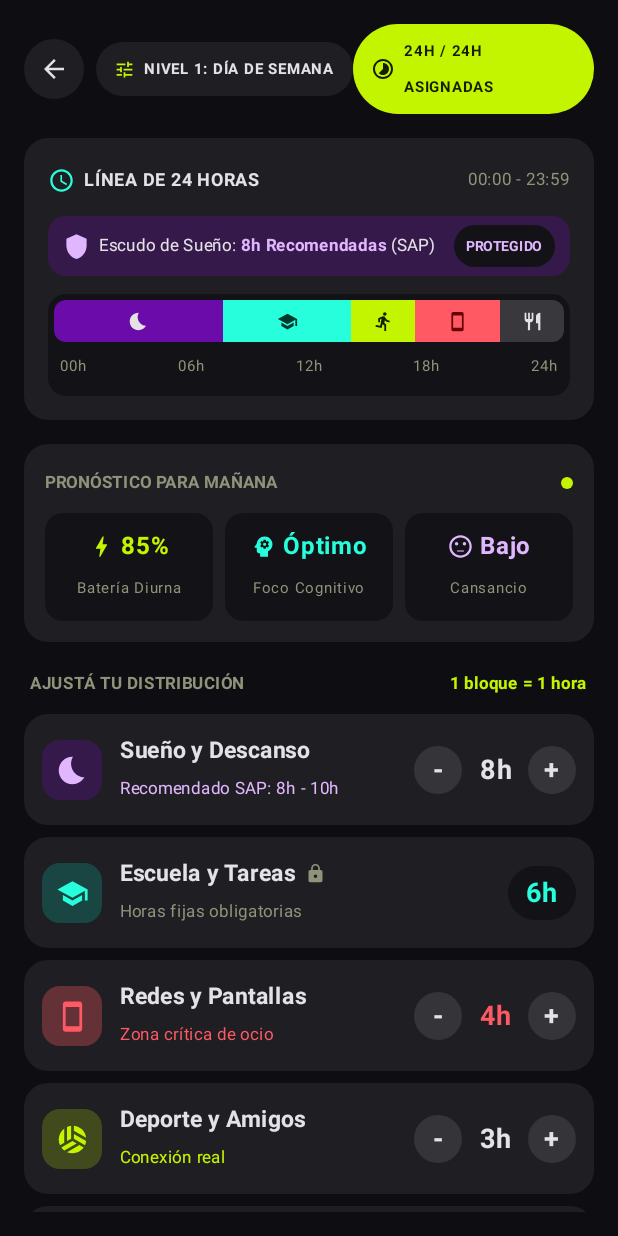
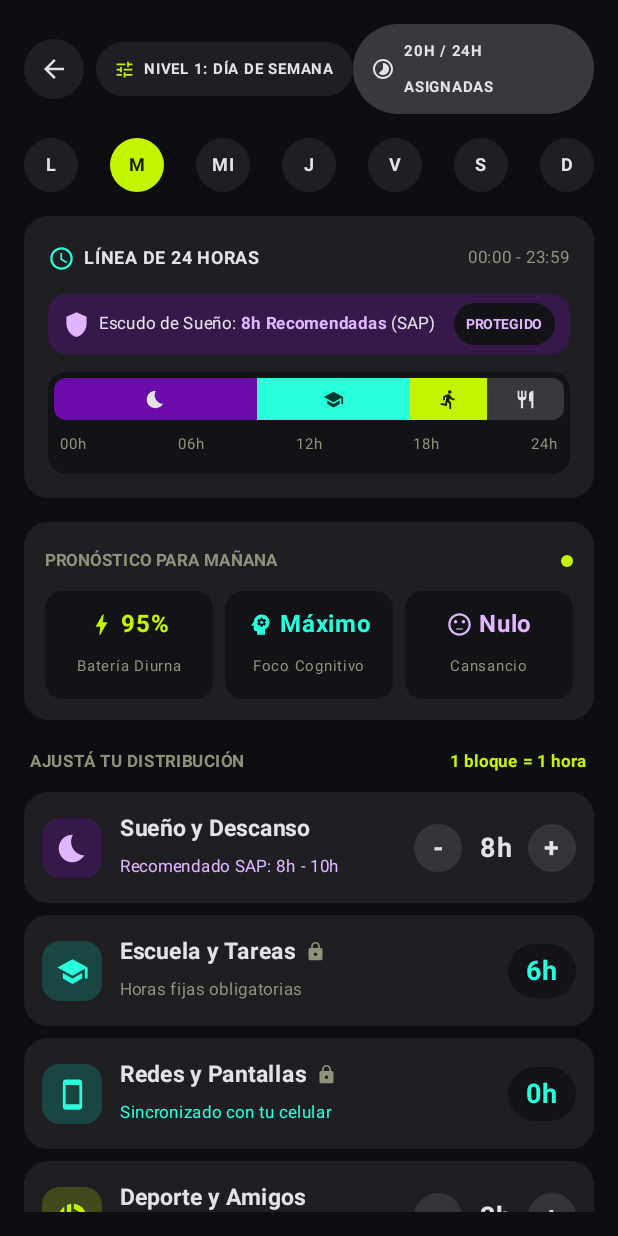
Before and after one commit to edi4518/bienestar-digital-android, an Android app built with Jetpack Compose: the Organizador24hScreen screen opened through its navigation route, on a phone screen of 412 x 824 dp. Run offline under Robolectric (Android 15) with nearby library versions, the phone set to English and light mode, and no system bars.

Commit message:
feat: implementar guardado por dia en organizador y automatizar obtencion de tiempo real de pantalla en organizador24h

```diff
--- a/app/src/main/java/com/example/bienestar_digital_android/MainActivity.kt
+++ b/app/src/main/java/com/example/bienestar_digital_android/MainActivity.kt
@@ -187,9 +187,14 @@ class MainActivity : ComponentActivity() {
                             val viewModel: Organizador24hViewModel = viewModel()
                             val uiState by viewModel.uiState.collectAsStateWithLifecycle()
 
+                            LaunchedEffect(Unit) {
+                                viewModel.initData(context)
+                            }
+
                             Organizador24hScreen(
                                 uiState = uiState,
-                                onCambiarHoras = { actividad, delta -> viewModel.cambiarHoras(actividad, delta) },
+                                onSeleccionarDia = { diaIndex -> viewModel.seleccionarDia(context, diaIndex) },
+                                onCambiarHoras = { actividad, delta -> viewModel.cambiarHoras(context, actividad, delta) },
                                 onSimularClick = { viewModel.simularJornada() },
                                 onAnalizarUsoRealClick = { viewModel.verificarYAnalizarUsoReal(context) },
                                 onSolicitarPermisoClick = { viewModel.solicitarPermisoUso(context) },
--- a/app/src/main/java/com/example/bienestar_digital_android/feature/organizador24h/Organizador24hUiState.kt
+++ b/app/src/main/java/com/example/bienestar_digital_android/feature/organizador24h/Organizador24hUiState.kt
@@ -1,7 +1,10 @@
 package com.example.bienestar_digital_android.feature.organizador24h
 
 data class Organizador24hUiState (
-    // Datos de Usuario de manera predeterminada según spec
+    // Día seleccionado (0=L, 1=M, 2=MI, 3=J, 4=V, 5=S, 6=D)
+    val diaSeleccionado: Int = 0,
+
+    // Datos de Usuario de manera predeterminada según spec (para el día seleccionado)
     val horasSuenio: Int = 8,
     val horasEscuela: Int = 6,
     val horasPantalla: Int = 4,
@@ -9,6 +12,9 @@ data class Organizador24hUiState (
     val horasComidas: Int = 3,
     val horasEstudio: Int = 0,
     val horasSocial: Int = 3,
+
+    // Automatización con uso real
+    val esPantallaAutomatica: Boolean = false,
 
     // Total de las horas del día
     val totalAsignadas: Int = 24,
--- a/app/src/main/java/com/example/bienestar_digital_android/feature/organizador24h/Organizador24hView.kt
+++ b/app/src/main/java/com/example/bienestar_digital_android/feature/organizador24h/Organizador24hView.kt
@@ -55,6 +55,7 @@ private val SurfaceBright = Color(0xFF39393D)
 @Composable
 fun Organizador24hScreen(
     uiState: Organizador24hUiState,
+    onSeleccionarDia: (Int) -> Unit,
     onCambiarHoras: (String, Int) -> Unit,
     onSimularClick: () -> Unit,
     onAnalizarUsoRealClick: () -> Unit = {},
@@ -143,6 +144,36 @@ fun Organizador24hScreen(
                     fontWeight = FontWeight.Bold,
                     color = chipTextColor
                 )
+            }
+        }
+
+        // 1.5. Selector de Días de la Semana
+        Row(
+            modifier = Modifier.fillMaxWidth(),
+            horizontalArrangement = Arrangement.SpaceBetween,
+            verticalAlignment = Alignment.CenterVertically
+        ) {
+            val dias = listOf("L", "M", "MI", "J", "V", "S", "D")
+            dias.forEachIndexed { index, dia ->
+                val isSelected = uiState.diaSeleccionado == index
+                val bgColor = if (isSelected) PrimaryFixed else SurfaceContainer
+                val textColor = if (isSelected) OnPrimaryFixed else TextOnSurface
+
+                Box(
+                    modifier = Modifier
+                        .size(36.dp)
+                        .background(bgColor, CircleShape)
+                        .clip(CircleShape)
+                        .clickable { onSeleccionarDia(index) },
+                    contentAlignment = Alignment.Center
+                ) {
+                    Text(
+                        text = dia,
+                        fontSize = 12.sp,
+                        fontWeight = FontWeight.Bold,
+                        color = textColor
+                    )
+                }
             }
         }
 
@@ -452,6 +483,7 @@ fun Organizador24hScreen(
                 icon = Icons.Default.Bedtime,
                 iconBg = Color(0x4D6A0BAA),
                 iconColor = PurpleText,
+                puedesSumar = uiState.totalAsignadas < 24,
                 onMinus = { onCambiarHoras("suenio", -1) },
                 onPlus = { onCambiarHoras("suenio", 1) }
             )
@@ -469,16 +501,19 @@ fun Organizador24hScreen(
                 fijoLockIcon = true
             )
 
-            // Tarjeta 3: Redes y Pantallas (Zona crítica)
+            // Tarjeta 3: Redes y Pantallas (Zona crítica o Sincronizado)
             TarjetaAsignacionItem(
                 titulo = "Redes y Pantallas",
-                subtitulo = "Zona crítica de ocio",
-                subtituloColor = RedError,
+                subtitulo = if (uiState.esPantallaAutomatica) "Sincronizado con tu celular" else "Zona crítica de ocio",
+                subtituloColor = if (uiState.esPantallaAutomatica) SecondaryFixed else RedError,
                 horas = uiState.horasPantalla,
-                horasColor = RedError,
+                horasColor = if (uiState.esPantallaAutomatica) SecondaryFixed else RedError,
                 icon = Icons.Default.Smartphone,
-                iconBg = Color(0x4DFF5964),
-                iconColor = RedError,
+                iconBg = if (uiState.esPantallaAutomatica) Color(0x3300DFC1) else Color(0x4DFF5964),
+                iconColor = if (uiState.esPantallaAutomatica) SecondaryFixed else RedError,
+                puedesSumar = uiState.totalAsignadas < 24 && !uiState.esPantallaAutomatica,
+                esFijo = uiState.esPantallaAutomatica,
+                fijoLockIcon = uiState.esPantallaAutomatica,
                 onMinus = { onCambiarHoras("pantalla", -1) },
                 onPlus = { onCambiarHoras("pantalla", 1) }
             )
@@ -492,6 +527,7 @@ fun Organizador24hScreen(
                 icon = Icons.Default.SportsVolleyball,
                 iconBg = Color(0x33C3F400),
                 iconColor = PrimaryFixed,
+                puedesSumar = uiState.totalAsignadas < 24,
                 onMinus = { onCambiarHoras("deporte", -1) },
                 onPlus = { onCambiarHoras("deporte", 1) }
             )
@@ -505,6 +541,7 @@ fun Organizador24hScreen(
                 icon = Icons.Default.Restaurant,
                 iconBg = SurfaceBright,
                 iconColor = TextOnSurface,
+                puedesSumar = uiState.totalAsignadas < 24,
                 onMinus = { onCambiarHoras("comidas", -1) },
                 onPlus = { onCambiarHoras("comidas", 1) }
             )
@@ -1113,6 +1150,7 @@ fun TarjetaAsignacionItem(
     horasColor: Color = TextOnSurface,
     esFijo: Boolean = false,
     fijoLockIcon: Boolean = false,
+    puedesSumar: Boolean = true,
     onMinus: () -> Unit = {},
     onPlus: () -> Unit = {}
 ) {
@@ -1185,6 +1223,7 @@ fun TarjetaAsignacionItem(
                 )
             }
         } else {
+            val canMinus = horas > 0
             Row(
                 horizontalArrangement = Arrangement.spacedBy(8.dp),
                 verticalAlignment = Alignment.CenterVertically
@@ -1192,11 +1231,11 @@ fun TarjetaAsignacionItem(
                 Box(
                     modifier = Modifier
                         .size(32.dp)
-                        .background(SurfaceContainerHighest, CircleShape)
-                        .clickable { onMinus() },
+                        .background(if (canMinus) SurfaceContainerHighest else SurfaceContainerHighest.copy(alpha = 0.5f), CircleShape)
+                        .then(if (canMinus) Modifier.clickable { onMinus() } else Modifier),
                     contentAlignment = Alignment.Center
                 ) {
-                    Text(text = "-", color = TextOnSurface, fontSize = 18.sp, fontWeight = FontWeight.Bold)
+                    Text(text = "-", color = if (canMinus) TextOnSurface else TextOnSurface.copy(alpha = 0.5f), fontSize = 18.sp, fontWeight = FontWeight.Bold)
                 }
 
                 Text(
@@ -1211,11 +1250,11 @@ fun TarjetaAsignacionItem(
                 Box(
                     modifier = Modifier
                         .size(32.dp)
-                        .background(SurfaceContainerHighest, CircleShape)
-                        .clickable { onPlus() },
+                        .background(if (puedesSumar) SurfaceContainerHighest else SurfaceContainerHighest.copy(alpha = 0.5f), CircleShape)
+                        .then(if (puedesSumar) Modifier.clickable { onPlus() } else Modifier),
                     contentAlignment = Alignment.Center
                 ) {
-                    Text(text = "+", color = TextOnSurface, fontSize = 18.sp, fontWeight = FontWeight.Bold)
+                    Text(text = "+", color = if (puedesSumar) TextOnSurface else TextOnSurface.copy(alpha = 0.5f), fontSize = 18.sp, fontWeight = FontWeight.Bold)
                 }
             }
         }
@@ -1228,6 +1267,7 @@ fun Organizador24hScreenPreview() {
     BienestardigitalandroidTheme {
         Organizador24hScreen(
             uiState = Organizador24hUiState(),
+            onSeleccionarDia = {},
             onCambiarHoras = { _, _ -> },
             onSimularClick = {},
             onBackClick = {}
--- a/app/src/main/java/com/example/bienestar_digital_android/feature/organizador24h/Organizador24hViewModel/Organizador24hViewModel.kt
+++ b/app/src/main/java/com/example/bienestar_digital_android/feature/organizador24h/Organizador24hViewModel/Organizador24hViewModel.kt
@@ -11,6 +11,7 @@ import kotlinx.coroutines.flow.asStateFlow
 import kotlinx.coroutines.flow.update
 import kotlinx.coroutines.launch
 import com.example.bienestar_digital_android.data.repository.UserProgressRepository
+import java.util.Calendar
 
 class Organizador24hViewModel : ViewModel() {
 
@@ -18,8 +19,67 @@ class Organizador24hViewModel : ViewModel() {
     val uiState: StateFlow<Organizador24hUiState> = _uiState.asStateFlow()
 
     // Actualizar el estado del ViewModel
-    fun cambiarHoras(actividad: String, delta: Int) {
+    fun initData(context: Context) {
+        val calendar = Calendar.getInstance()
+        val hoyIndex = (calendar.get(Calendar.DAY_OF_WEEK) + 5) % 7
+        seleccionarDia(context, hoyIndex)
+    }
+
+    fun seleccionarDia(context: Context, diaIndex: Int) {
+        val prefs = context.getSharedPreferences("organizador24h_prefs", Context.MODE_PRIVATE)
+        val suenio = prefs.getInt("suenio_$diaIndex", 8)
+        val escuela = prefs.getInt("escuela_$diaIndex", 6)
+        var pantalla = prefs.getInt("pantalla_$diaIndex", 4)
+        val deporte = prefs.getInt("deporte_$diaIndex", 3)
+        val comidas = prefs.getInt("comidas_$diaIndex", 3)
+
+        var esPantallaAutomatica = false
+        val calendar = Calendar.getInstance()
+        val hoyIndex = (calendar.get(Calendar.DAY_OF_WEEK) + 5) % 7
+
+        if (diaIndex == hoyIndex) {
+            val repository = UsageStatsRepository(context)
+            if (repository.hasUsageStatsPermission()) {
+                val summary = repository.getTodayUsageSummary()
+                val horasReales = (summary.totalScreenTimeMinutes / 60L).toInt()
+                pantalla = horasReales.coerceIn(0, 24)
+                esPantallaAutomatica = true
+                prefs.edit().putInt("pantalla_$diaIndex", pantalla).apply()
+            }
+        }
+
+        val total = suenio + escuela + pantalla + deporte + comidas
+
         _uiState.update { currentState ->
+            val bateria = calcularBateria(suenio, pantalla)
+            val foco = calcularFoco(suenio, pantalla)
+            val cansancio = calcularCansancio(suenio, pantalla)
+
+            currentState.copy(
+                diaSeleccionado = diaIndex,
+                esPantallaAutomatica = esPantallaAutomatica,
+                horasSuenio = suenio,
+                horasEscuela = escuela,
+                horasPantalla = pantalla,
+                horasDeporte = deporte,
+                horasComidas = comidas,
+                horasSocial = deporte,
+                totalAsignadas = total,
+                esSumaValida = total == 24,
+                bateriaDiurna = bateria,
+                focoCognitivo = foco,
+                cansancioEstado = cansancio,
+                alertaActiva = null,
+                feedbackReflexivo = null
+            )
+        }
+    }
+
+    fun cambiarHoras(context: Context, actividad: String, delta: Int) {
+        _uiState.update { currentState ->
+            val totalActual = currentState.totalAsignadas
+            if (delta > 0 && totalActual >= 24) return@update currentState
+
             var suenio = currentState.horasSuenio
             var escuela = currentState.horasEscuela
             var pantalla = currentState.horasPantalla
@@ -29,32 +89,28 @@ class Organizador24hViewModel : ViewModel() {
             when (actividad) {
                 "suenio", "sleep" -> suenio = (suenio + delta).coerceIn(0, 24)
                 "escuela", "school" -> escuela = (escuela + delta).coerceIn(0, 24)
-                "pantalla", "screens" -> pantalla = (pantalla + delta).coerceIn(0, 24)
+                "pantalla", "screens" -> if (!currentState.esPantallaAutomatica) pantalla = (pantalla + delta).coerceIn(0, 24)
                 "deporte", "social", "sport" -> deporte = (deporte + delta).coerceIn(0, 24)
                 "comidas", "leisure", "estudio" -> comidas = (comidas + delta).coerceIn(0, 24)
             }
 
             val total = suenio + escuela + pantalla + deporte + comidas
 
+            // Guardar preferencias del día
+            val prefs = context.getSharedPreferences("organizador24h_prefs", Context.MODE_PRIVATE)
+            prefs.edit().apply {
+                putInt("suenio_${currentState.diaSeleccionado}", suenio)
+                putInt("escuela_${currentState.diaSeleccionado}", escuela)
+                putInt("pantalla_${currentState.diaSeleccionado}", pantalla)
+                putInt("deporte_${currentState.diaSeleccionado}", deporte)
+                putInt("comidas_${currentState.diaSeleccionado}", comidas)
+                apply()
+            }
+
             // Calculo dinamico de bateria, foco y cansancio
-            val bateria = when {
-                suenio >= 8 && pantalla <= 3 -> 95
-                suenio >= 7 && pantalla <= 5 -> 80
-                suenio < 7 -> 45
-                else -> 60
-            }
-            val foco = when {
-                suenio >= 8 && pantalla <= 3 -> "Máximo"
-                suenio >= 7 && pantalla <= 5 -> "Óptimo"
-                suenio < 7 -> "Brumoso"
-                else -> "Regular"
-            }
-            val cansancio = when {
-                suenio >= 8 && pantalla <= 3 -> "Nulo"
-                suenio >= 7 && pantalla <= 5 -> "Bajo"
-                suenio < 7 -> "Alto"
-                else -> "Medio"
-            }
+            val bateria = calcularBateria(suenio, pantalla)
+            val foco = calcularFoco(suenio, pantalla)
+            val cansancio = calcularCansancio(suenio, pantalla)
 
             currentState.copy(
                 horasSuenio = suenio,
@@ -69,6 +125,33 @@ class Organizador24hViewModel : ViewModel() {
                 focoCognitivo = foco,
                 cansancioEstado = cansancio
             )
+        }
+    }
+
+    private fun calcularBateria(suenio: Int, pantalla: Int): Int {
+        return when {
+            suenio >= 8 && pantalla <= 3 -> 95
+            suenio >= 7 && pantalla <= 5 -> 80
+            suenio < 7 -> 45
+            else -> 60
+        }
+    }
+
+    private fun calcularFoco(suenio: Int, pantalla: Int): String {
+        return when {
+            suenio >= 8 && pantalla <= 3 -> "Máximo"
+            suenio >= 7 && pantalla <= 5 -> "Óptimo"
+            suenio < 7 -> "Brumoso"
+            else -> "Regular"
+        }
+    }
+
+    private fun calcularCansancio(suenio: Int, pantalla: Int): String {
+        return when {
+            suenio >= 8 && pantalla <= 3 -> "Nulo"
+            suenio >= 7 && pantalla <= 5 -> "Bajo"
+            suenio < 7 -> "Alto"
+            else -> "Medio"
         }
     }
 
```
